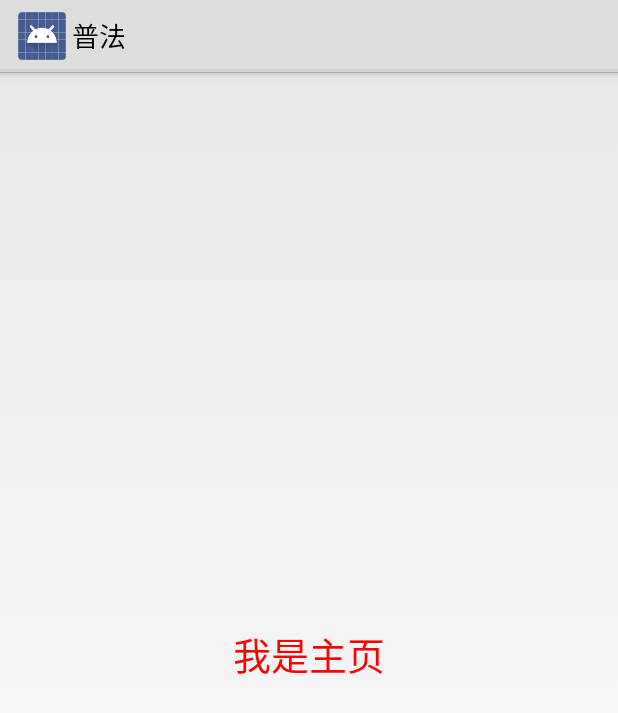
After one commit to laoxiaoqing/law_edu, an Android app: the MainActivity screen opened directly, with no data from a screen before it, on a phone screen of 412 x 824 dp. The commit adds this screen. Shown: the top 713 px of the screen. Run offline under Robolectric (Android 15) with nearby library versions, the phone set to English and light mode, and no system bars.

```diff
--- a/app/src/main/AndroidManifest.xml
+++ b/app/src/main/AndroidManifest.xml
@@ -18,6 +18,8 @@
         </activity>
         <activity android:name=".activity.GuideActivity">
         </activity>
+        <activity android:name=".activity.MainActivity">
+        </activity>
     </application>
 
 </manifest>
--- a/app/src/main/java/com/example/administrator/lawapp/SplashActivity.java
+++ b/app/src/main/java/com/example/administrator/lawapp/SplashActivity.java
@@ -8,6 +8,7 @@ import android.view.Window;
 import android.view.animation.*;
 import android.widget.RelativeLayout;
 import com.example.administrator.lawapp.activity.GuideActivity;
+import com.example.administrator.lawapp.activity.MainActivity;
 import com.example.administrator.lawapp.utils.CacheUtils;
 
 public class SplashActivity extends Activity {
@@ -58,6 +59,8 @@ public class SplashActivity extends Activity {
             boolean isStartMain = CacheUtils.getBoolean(SplashActivity.this, START_MAIN);
             if(isStartMain){
                 //如果进入过主页面，直接进入主页
+                Intent intent = new Intent(SplashActivity.this, MainActivity.class);
+                startActivity(intent);
             }else{
                 //如果没有，则进入引导页面
                 Intent intent = new Intent(SplashActivity.this, GuideActivity.class);
--- /dev/null
+++ b/app/src/main/java/com/example/administrator/lawapp/activity/MainActivity.java
@@ -0,0 +1,15 @@
+package com.example.administrator.lawapp.activity;
+
+import android.app.Activity;
+import android.support.v7.app.AppCompatActivity;
+import android.os.Bundle;
+import com.example.administrator.lawapp.R;
+
+public class MainActivity extends Activity {
+
+    @Override
+    protected void onCreate(Bundle savedInstanceState) {
+        super.onCreate(savedInstanceState);
+        setContentView(R.layout.activity_main);
+    }
+}
--- a/app/src/main/res/layout/activity_guide.xml
+++ b/app/src/main/res/layout/activity_guide.xml
@@ -18,6 +18,7 @@
             android:layout_centerHorizontal="true"
             android:layout_alignParentBottom="true"
             android:layout_marginBottom="85dp"
+            android:visibility="gone"
             android:text="开始体验"
             android:textSize="20sp"
             android:layout_width="wrap_content"
--- /dev/null
+++ b/app/src/main/res/layout/activity_main.xml
@@ -0,0 +1,17 @@
+<?xml version="1.0" encoding="utf-8"?>
+<FrameLayout
+        xmlns:android="http://schemas.android.com/apk/res/android"
+        xmlns:tools="http://schemas.android.com/tools"
+        xmlns:app="http://schemas.android.com/apk/res-auto"
+        android:layout_width="match_parent"
+        android:layout_height="match_parent"
+        tools:context=".activity.MainActivity">
+    <TextView
+            android:layout_gravity="center"
+            android:layout_width="wrap_content"
+            android:layout_height="wrap_content"
+            android:text="我是主页"
+            android:textColor="#ff0000"
+            android:textSize="25sp"
+    />
+</FrameLayout>
```
Also changed, not shown: app/src/main/java/com/example/administrator/lawapp/activity/GuideActivity.java (+88 -12 lines), app/src/main/java/com/example/administrator/lawapp/utils/CacheUtils.java (+13 -2 lines), app/src/main/java/com/example/administrator/lawapp/utils/DensityUtil.java (added, +25 -0 lines).
